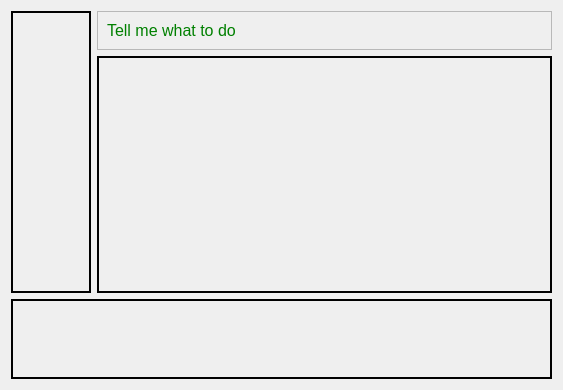
First picture: the form in src/resources/main.ui, repository open-AIMS/reefscan_desktop_data_manager, before the edit.
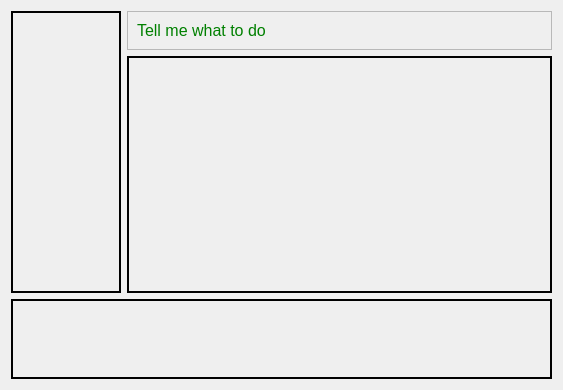
Second picture: the form after the edit.

Patch:
```diff
--- a/src/resources/main.ui
+++ b/src/resources/main.ui
@@ -103,7 +103,7 @@
      </property>
      <property name="minimumSize">
       <size>
-       <width>80</width>
+       <width>110</width>
        <height>0</height>
       </size>
      </property>
```
